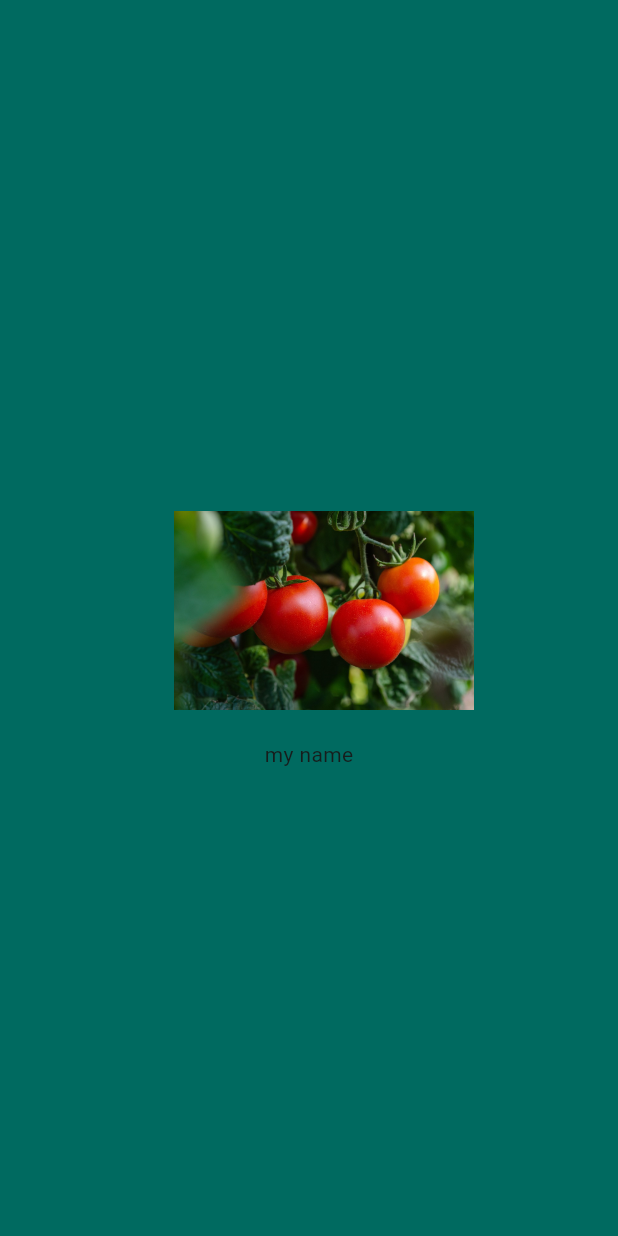
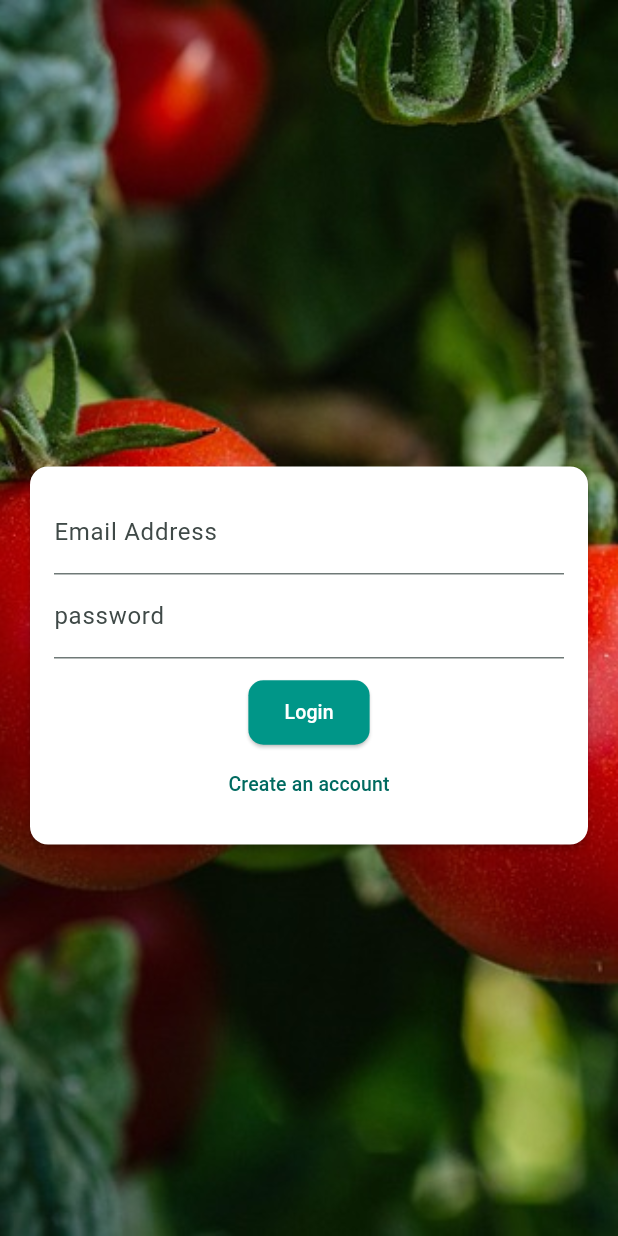
Before and after one commit to kels-coder/shopping-app, a Flutter app: the AuthScreen screen opened directly, on a phone screen of 412 x 824 dp. Run offline on Flutter 3.47's test engine with Material 3 defaults, Android fonts, the phone set to English and light mode, and no system bars.

Commit message:
added login and signup

```diff
--- a/lib/main.dart
+++ b/lib/main.dart
@@ -1,5 +1,5 @@
 import 'package:flutter/material.dart';
-import 'package:shopping_app/screens/home_screen.dart';
+import 'package:shopping_app/screens/auth_screen.dart';
 
 final ThemeData shoppingAppTheme = ThemeData(
   useMaterial3: true,
@@ -66,7 +66,7 @@ class MyApp extends StatelessWidget {
     return MaterialApp(
       title: 'Shopping App',
       theme: shoppingAppTheme,
-      home: HomeScreen(),
+      home: AuthScreen(),
     );
   }
 }
--- a/lib/screens/auth_screen.dart
+++ b/lib/screens/auth_screen.dart
@@ -9,25 +9,103 @@ class AuthScreen extends StatefulWidget {
 }
 
 class _AuthScreenState extends State<AuthScreen> {
+  final _formKey = GlobalKey<FormState>();
+
+  var _isLogin = true;
+
+  void _submit() {
+    _formKey.currentState!.validate();
+  }
+
   @override
   Widget build(BuildContext context) {
     return Scaffold(
       backgroundColor: Theme.of(context).colorScheme.primary,
-      body: Center(
+      body: Stack(
+        children: [
+          Positioned.fill(
+            child: Image.asset('assets/images/tomato.jpg', fit: BoxFit.cover),
+          ),
+          Center(
             child: SingleChildScrollView(
               child: Column(
                 mainAxisAlignment: MainAxisAlignment.center,
                 children: [
                   Container(
-                margin: const EdgeInsets.only(top: 30, bottom: 20, left: 20),
-                width: 200,
-                child: Image.asset('assets/images/tomato.jpg'),
+                    margin: const EdgeInsets.only(
+                      top: 30,
+                      bottom: 20,
+                      left: 20,
                     ),
-              Text('my name'),
+                  ),
+                  Card(
+                    margin: EdgeInsets.all(20),
+                    child: SingleChildScrollView(
+                      child: Padding(
+                        padding: const EdgeInsets.all(16),
+                        child: Form(
+                          key: _formKey,
+                          child: Column(
+                            mainAxisSize: MainAxisSize.min,
+                            children: [
+                              TextFormField(
+                                decoration: InputDecoration(
+                                  labelText: 'Email Address',
+                                ),
+                                keyboardType: TextInputType.emailAddress,
+                                autocorrect: false,
+                                textCapitalization: TextCapitalization.none,
+                                validator: (value) {
+                                  if (value == null ||
+                                      value.trim().isEmpty ||
+                                      !value.contains('@')) {
+                                    return 'Please Enter a Valid Email Address';
+                                  }
+                                  return null;
+                                },
+                              ),
+                              TextFormField(
+                                decoration: InputDecoration(
+                                  labelText: 'password',
+                                ),
+                                obscureText: true,
+                                validator: (value) {
+                                  if (value == null ||
+                                      value.trim().length < 6) {
+                                    return 'Password must be at least 6 characters long';
+                                  }
+                                  return null;
+                                },
+                              ),
+                              const SizedBox(height: 12),
+                              ElevatedButton(
+                                onPressed: _submit,
+                                child: Text(_isLogin ? 'Login' : 'Signup'),
+                              ),
+                              TextButton(
+                                onPressed: () {
+                                  setState(() {
+                                    _isLogin = !_isLogin;
+                                  });
+                                },
+                                child: Text(
+                                  _isLogin
+                                      ? 'Create an account'
+                                      : 'I already have an account',
+                                ),
+                              ),
                             ],
                           ),
                         ),
                       ),
+                    ),
+                  ),
+                ],
+              ),
+            ),
+          ),
+        ],
+      ),
     );
   }
 }
```
Lines whose indentation alone changed are shown as unchanged.
